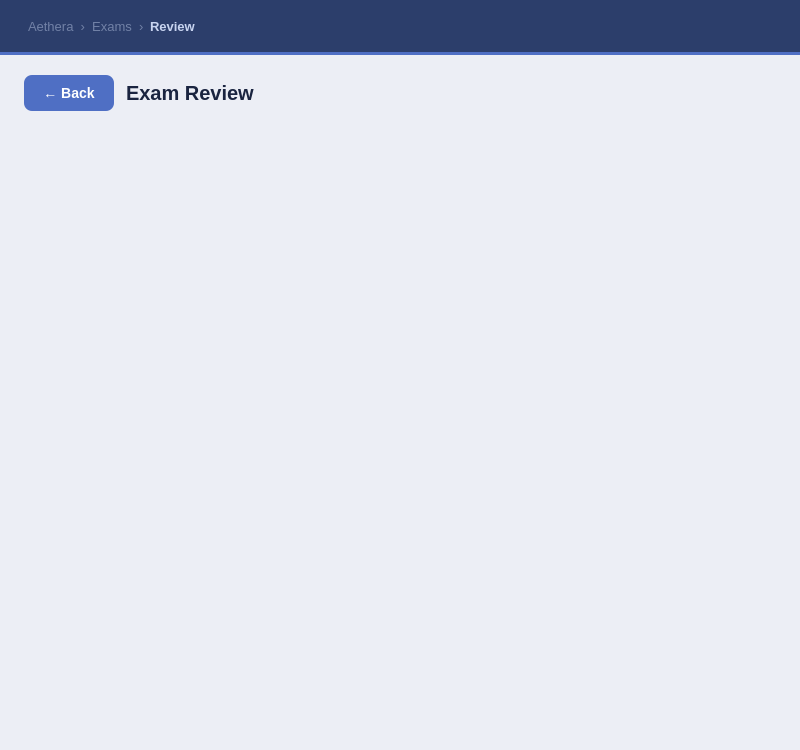
This is src/ui/exam/review/review.ui in DIDimov24/Aethera as Qt 5 draws it before an edit. The edited form follows.
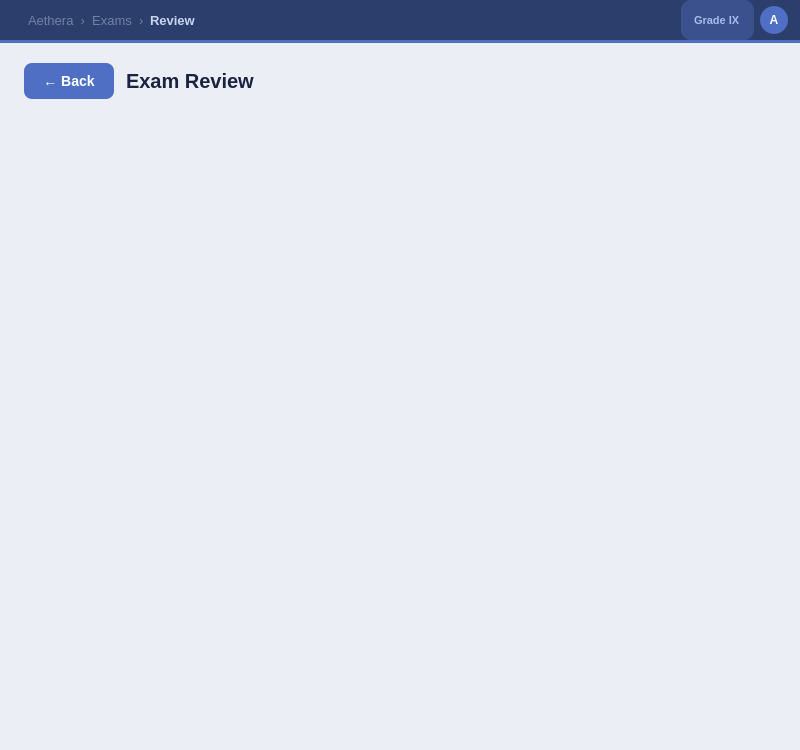
This is the edited form.

```diff
--- a/src/ui/exam/review/review.ui
+++ b/src/ui/exam/review/review.ui
@@ -10,6 +10,9 @@
 QWidget#topBar { background-color: #2c3e6b; }
 QLabel#labelTopBarPage { color: #c8d4f0; font-size: 13px; font-weight: 600; }
 QLabel#labelTopBarBreadcrumb { color: rgba(200,212,240,0.45); font-size: 13px; }
+QLabel#labelTopBarGrade { color: #a8bce8; font-size: 11px; font-weight: 600; background-color: rgba(79,111,196,0.4); border-radius: 10px; padding: 2px 10px; }
+QWidget#labelTopBarAvatar { background-color: #4f6fc4; border-radius: 14px; min-width: 28px; max-width: 28px; min-height: 28px; max-height: 28px; }
+QLabel#labelTopBarAvatarText { color: #ffffff; font-size: 12px; font-weight: 700; background: transparent; }
 QWidget#topBarLine { background-color: #4f6fc4; }
 QScrollArea#scrollAreaReview { background: transparent; border: none; }
 QWidget#scrollContents { background: transparent; }
@@ -27,27 +30,34 @@
    <property name="topMargin"><number>0</number></property>
    <property name="rightMargin"><number>0</number></property>
    <property name="bottomMargin"><number>0</number></property>
-
    <item>
     <widget class="QWidget" name="topBar" native="true">
-     <property name="minimumSize"><size><width>0</width><height>52</height></size></property>
-     <property name="maximumSize"><size><width>16777215</width><height>52</height></size></property>
+     <property name="minimumSize"><size><width>0</width><height>40</height></size></property>
+     <property name="maximumSize"><size><width>16777215</width><height>40</height></size></property>
      <layout class="QHBoxLayout" name="topBarLayout">
-      <property name="leftMargin"><number>28</number></property><property name="topMargin"><number>0</number></property><property name="rightMargin"><number>28</number></property><property name="bottomMargin"><number>0</number></property>
+      <property name="leftMargin"><number>28</number></property><property name="topMargin"><number>0</number></property><property name="rightMargin"><number>12</number></property><property name="bottomMargin"><number>0</number></property>
       <item><widget class="QLabel" name="labelTopBarBreadcrumb"><property name="text"><string>Aethera  ›  Exams  ›</string></property></widget></item>
       <item><widget class="QLabel" name="labelTopBarPage"><property name="text"><string>Review</string></property></widget></item>
       <item><spacer name="s"><property name="orientation"><enum>Qt::Orientation::Horizontal</enum></property><property name="sizeHint" stdset="0"><size><width>40</width><height>20</height></size></property></spacer></item>
+      <item><widget class="QLabel" name="labelTopBarGrade"><property name="text"><string>Grade IX</string></property></widget></item>
+      <item>
+       <widget class="QWidget" name="labelTopBarAvatar" native="true">
+        <widget class="QLabel" name="labelTopBarAvatarText">
+         <property name="geometry"><rect><x>0</x><y>0</y><width>28</width><height>28</height></rect></property>
+         <property name="text"><string>A</string></property>
+         <property name="alignment"><set>Qt::AlignmentFlag::AlignCenter</set></property>
+        </widget>
+       </widget>
+      </item>
      </layout>
     </widget>
    </item>
-
    <item>
     <widget class="QWidget" name="topBarLine" native="true">
      <property name="minimumSize"><size><width>0</width><height>3</height></size></property>
      <property name="maximumSize"><size><width>16777215</width><height>3</height></size></property>
     </widget>
    </item>
-
    <item>
     <layout class="QVBoxLayout" name="mainLayout">
      <property name="spacing"><number>16</number></property>
@@ -55,7 +65,6 @@
      <property name="topMargin"><number>20</number></property>
      <property name="rightMargin"><number>24</number></property>
      <property name="bottomMargin"><number>24</number></property>
-
      <item>
       <layout class="QHBoxLayout" name="topLayout">
        <property name="spacing"><number>12</number></property>
@@ -78,7 +87,6 @@
        </item>
       </layout>
      </item>
-
      <item>
       <widget class="QScrollArea" name="scrollAreaReview">
        <property name="widgetResizable"><bool>true</bool></property>
@@ -95,7 +103,6 @@
        </widget>
       </widget>
      </item>
-
     </layout>
    </item>
   </layout>
```
